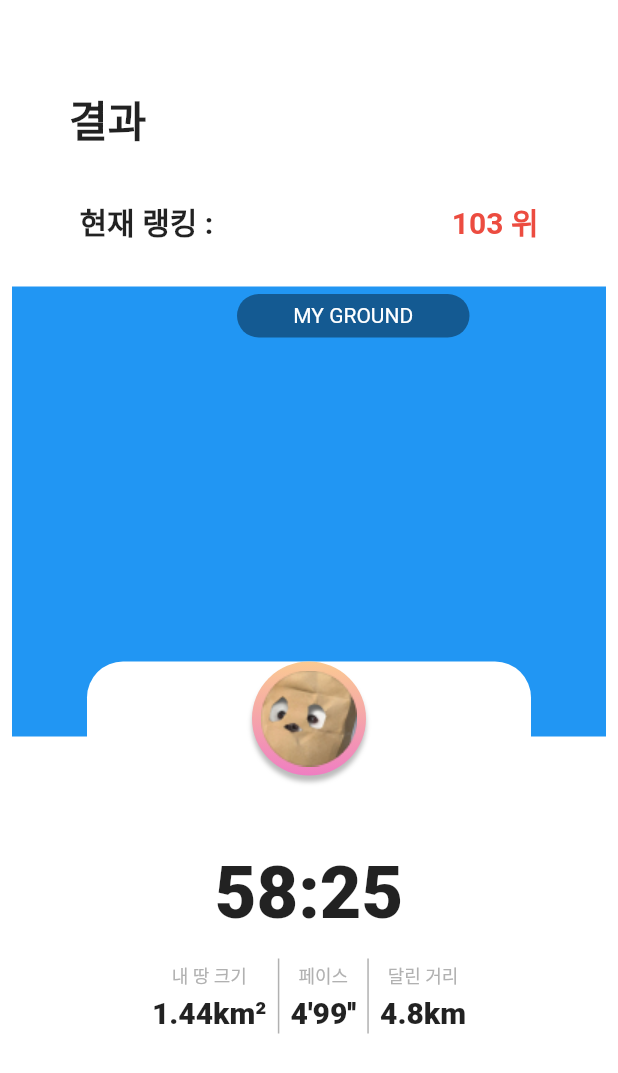
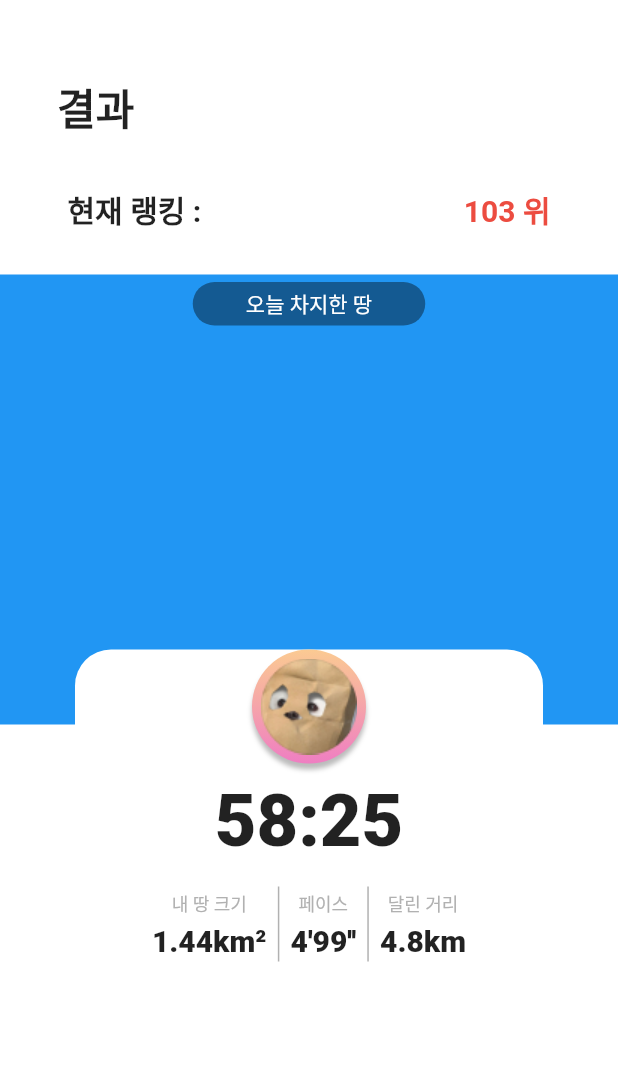
Before and after one commit to yourgroundmyground/ygmg, a Flutter app: the DailyGame screen opened directly, on a phone screen of 412 x 824 dp. Shown: the top 1073 px of the screen. Run offline on Flutter 3.47's test engine with Material 2 defaults, Android fonts, the phone set to English and light mode, and no system bars.

Commit message:
Style: 일별게임종료 크기 조정

```diff
--- a/App/lib/screens/game/daily_game.dart
+++ b/App/lib/screens/game/daily_game.dart
@@ -13,9 +13,8 @@ class DailyGame extends StatelessWidget {
       body: SafeArea(
         top: true,
         bottom: false,
-        child: Padding(
-          padding: const EdgeInsets.all(8.0),
-          child: Column(
+        child:
+          Column(
             children: [
               Column(
                 children: [
@@ -55,7 +54,7 @@ class DailyGame extends StatelessWidget {
                       )),
                       Positioned(
                         top: 5,
-                        left: 150,                 // *가운데 position 어떻게해요..?
+                        left: (MediaQuery.of(context).size.width - 155) / 2,
                         child: Container(
                           width: 155,
                           height: 29,
@@ -66,7 +65,7 @@ class DailyGame extends StatelessWidget {
                           child: Column(
                             mainAxisAlignment: MainAxisAlignment.center,
                             children: [
-                              Text('MY GROUND',
+                              Text('오늘 차지한 땅',
                                 style: TextStyle(
                                   color: Colors.white,
                                 ),
@@ -88,7 +87,6 @@ class DailyGame extends StatelessWidget {
             ],
           ),
         ),
-      )
     );
   }
 }
@@ -103,7 +101,7 @@ class DailyMap extends StatelessWidget {
     return Container(
       child: Container(
         width: double.infinity,
-        height: 600,
+        height: 500,
       ),
     );
   }
@@ -151,7 +149,7 @@ class DailyGameResult extends StatelessWidget {
             ),
             child: Image.asset('assets/testProfile.png'),      // *프로필 사진 넣어주기
           ),
-          const SizedBox(height: 50),
+          const SizedBox(height: 10),
           Text('58:25', style: TextStyle(
               fontSize: 48,
               fontWeight: FontWeight.w900
```
